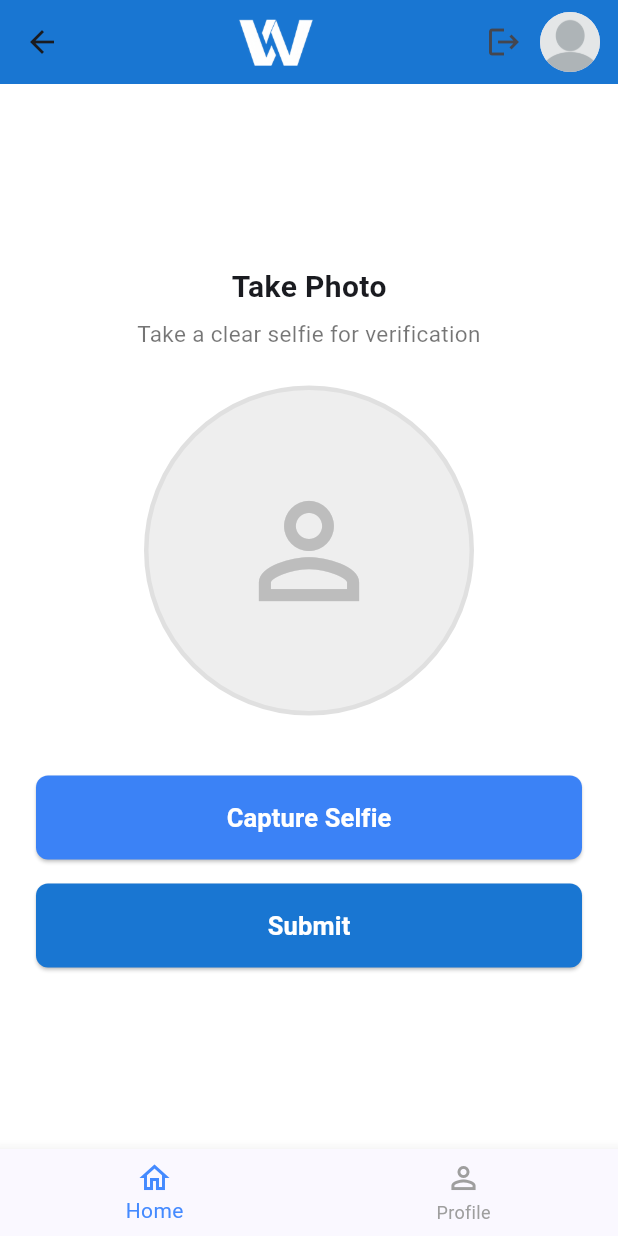
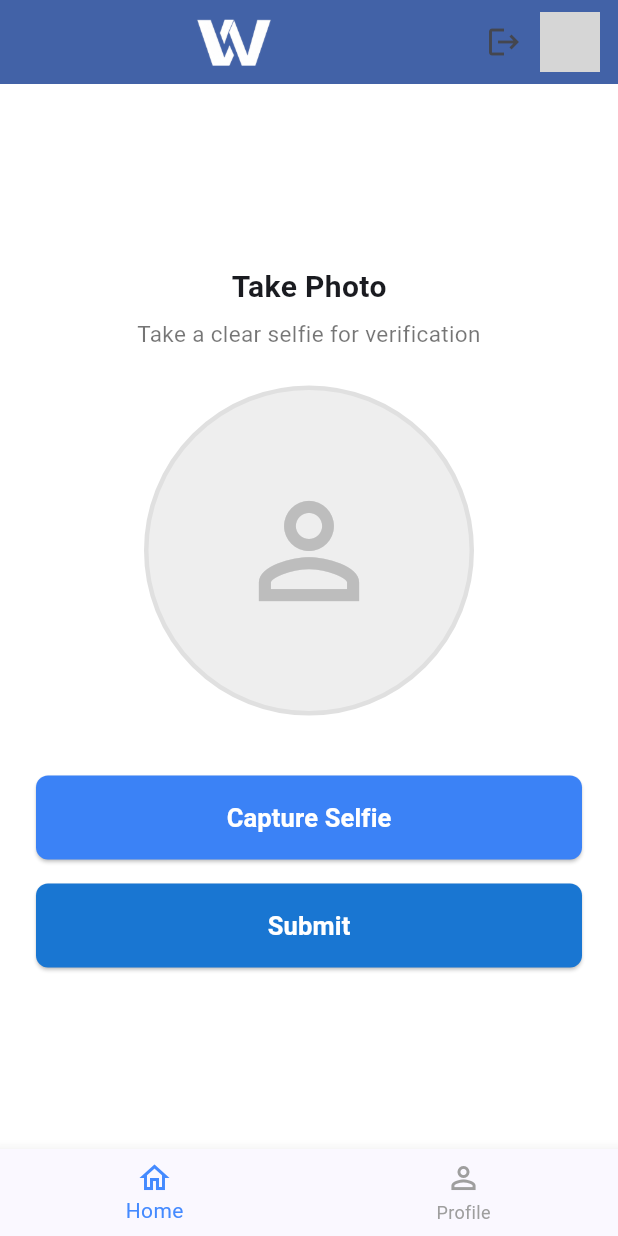
Before and after one commit to ArchipeSesanga/VeriWork-Mobile, a Flutter app: the screen it shows once a user with an empty profile is signed in, scrolled down 232 dp, after a tap on "Capture Verification Selfie", on a phone screen of 412 x 824 dp. Run offline on Flutter 3.47's test engine with Material 3 defaults, Android fonts, the phone set to English and light mode, and no system bars; our stand-ins replace cloud_firestore, firebase_auth, firebase_core, image_picker, lottie, shared_preferences; missing offline and left inert: dart:html; accounts and stored records are empty; project files that could hold a hidden picture were left out; grey boxes are pictures that could not be loaded.

Commit message:
Added the custom Appbar to all pages

```diff
--- a/lib/views/pages/dashboard_screen.dart
+++ b/lib/views/pages/dashboard_screen.dart
@@ -9,7 +9,9 @@ import 'package:veriwork_mobile/core/services/firebase_auth_service.dart';
 import 'package:veriwork_mobile/viewmodels/auth_viewmodels/login_viewmodel.dart';
 import 'package:veriwork_mobile/views/employee/profile_view.dart';
 import 'package:veriwork_mobile/models/profile_model.dart';
+import 'package:veriwork_mobile/views/pages/login_screen.dart';
 import 'package:veriwork_mobile/views/pages/selfie_verification_page.dart';
+import 'package:veriwork_mobile/widgets/custom_appbar.dart';
 
 class DashboardScreen extends StatefulWidget {
   const DashboardScreen({super.key});
@@ -95,6 +97,24 @@ class _DashboardScreenState extends State<DashboardScreen> {
     }
   }
 
+  void _logout() async {
+    // Clear any stored authentication data
+    //final prefs = await SharedPreferences.getInstance();
+    //await prefs.clear(); // or prefs.remove('token') for specific keys
+
+    // Show logout message
+    if (context.mounted) {
+      ScaffoldMessenger.of(context)
+          .showSnackBar(const SnackBar(content: Text('Logged out')));
+
+      // Navigate to login screen and clear navigation stack
+      Navigator.of(context).pushAndRemoveUntil(
+        MaterialPageRoute(builder: (context) => LoginScreen()),
+        (route) => false,
+      );
+    }
+  }
+
   String _getFullName() {
     if (_userProfile == null) return 'Loading...';
     return '${_userProfile?.name ?? ''} ${_userProfile?.surname ?? ''}'.trim();
@@ -162,34 +182,9 @@ class _DashboardScreenState extends State<DashboardScreen> {
         double textScale = isTablet ? 1.3 : 1.0;
 
         return Scaffold(
-          appBar: AppBar(
-            backgroundColor: AppColors.primary,
-            title: Center(
-              child: Image.asset(
-                'assets/images/Logo.png',
-                height: isTablet ? 60 : 40,
-                fit: BoxFit.contain,
-              ),
-            ),
-            actions: [
-              Row(
-                children: [
-                  IconButton(
-                    icon: const Icon(Icons.logout),
-                    onPressed: () => viewModel.logoutUser(context),
-                    tooltip: 'Logout',
-                  ),
-                  GestureDetector(
-                    onTap: _pickImage,
-                    child: CircleAvatar(
-                      radius: isTablet ? 26 : 20,
-                      backgroundImage: _getImageProvider(),
-                    ),
-                  ),
-                  SizedBox(width: isTablet ? 20 : 12),
-                ],
-              ),
-            ],
+          appBar: CustomAppBar(
+            onProfileTap: _logout,
+            profileImage: const AssetImage('assets/images/default_profile.png'),
           ),
           body: SafeArea(
             child: _isLoading
--- a/lib/views/pages/selfie_verification_page.dart
+++ b/lib/views/pages/selfie_verification_page.dart
@@ -2,6 +2,7 @@ import 'dart:io';
 import 'package:flutter/foundation.dart';
 import 'package:flutter/material.dart';
 import 'package:image_picker/image_picker.dart';
+import 'package:veriwork_mobile/widgets/custom_appbar.dart';
 
 class SelfiePage extends StatefulWidget {
   const SelfiePage({super.key});
@@ -104,43 +105,9 @@ class _SelfiePageState extends State<SelfiePage> {
   Widget build(BuildContext context) {
     return Scaffold(
       backgroundColor: Colors.white,
-      appBar: AppBar(
-        backgroundColor: Colors.blue[700],
-        title: Center(
-          child: Image.asset(
-            'assets/images/Logo.png',
-            height: 40,
-            fit: BoxFit.contain,
-          ),
-        ),
-        actions: [
-          Row(
-            children: [
-              IconButton(
-                icon: const Icon(Icons.logout),
-                onPressed: _logout,
-                tooltip: 'Logout',
-              ),
-              GestureDetector(
-                onTap: _pickImage,
-                child: CircleAvatar(
-                  radius: 20,
-                  backgroundImage: kIsWeb
-                      ? (_webImageBytes != null
-                          ? MemoryImage(_webImageBytes!)
-                          : const AssetImage('assets/profile_banner.png')
-                              as ImageProvider<Object>)
-                      : (_mobileImagePath != null
-                          ? FileImage(File(_mobileImagePath!))
-                          : const AssetImage('assets/profile_banner.png')
-                              as ImageProvider<Object>),
-                  onBackgroundImageError: (_, __) {},
-                ),
-              ),
-              const SizedBox(width: 12),
-            ],
-          ),
-        ],
+      appBar: CustomAppBar(
+        onProfileTap: _logout,
+        profileImage: const AssetImage('assets/images/default_profile.png'),
       ),
       body: Padding(
         padding: const EdgeInsets.symmetric(horizontal: 24, vertical: 20),
```
Also changed, not shown: lib/viewmodels/auth_viewmodels/logout_viewmodel.dart (+46 -0 lines), lib/views/employee/profile_view.dart (+21 -31 lines), lib/views/employee/verification_pending_view.dart (+21 -40 lines), lib/views/employee/verification_rejected.dart (+21 -40 lines), lib/views/employee/verification_successful_view.dart (+21 -40 lines).
